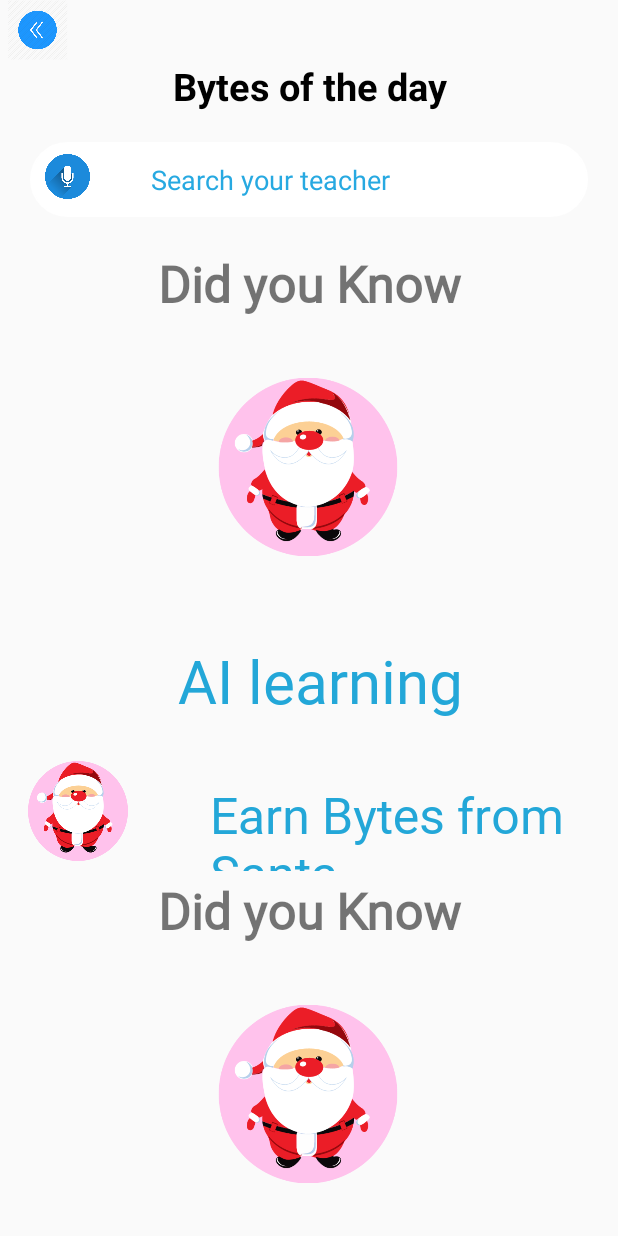
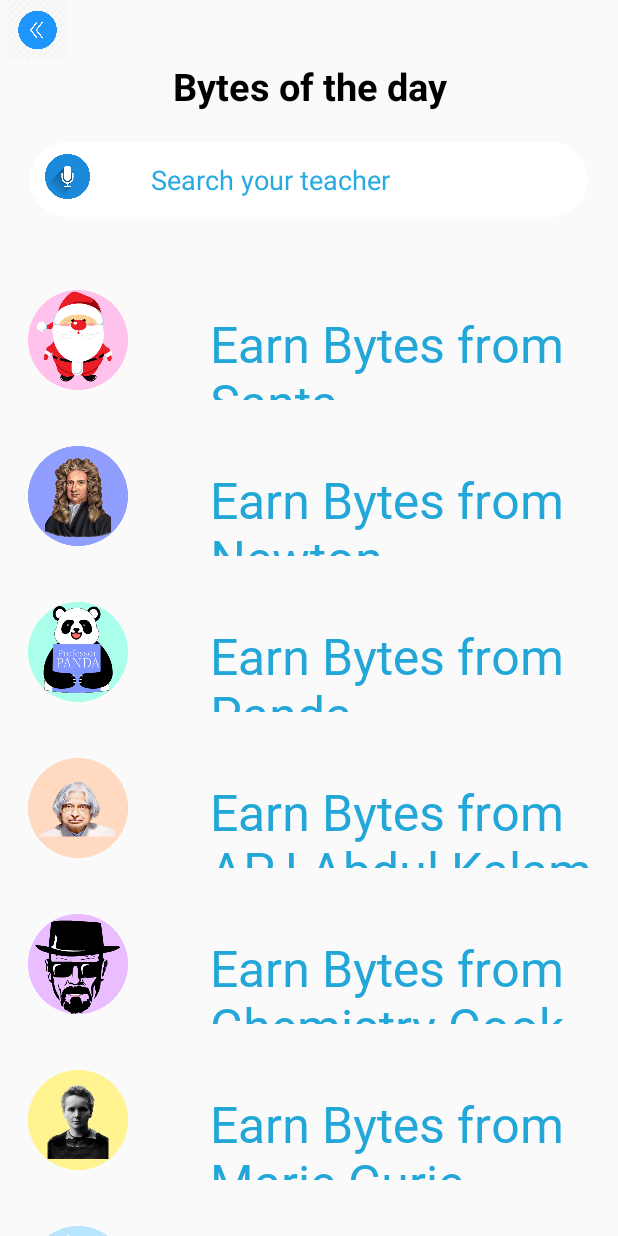
Before and after one commit to MonishaElango/project, an Android app: the StoriesActivity screen opened directly, with no data from a screen before it, on a phone screen of 412 x 824 dp. Run offline under Robolectric (Android 15) with nearby library versions, the phone set to English and light mode, and no system bars; our stand-ins replace ButterKnife.

Commit message:
My new project

```diff
--- a/app/src/main/java/com/hertzai/hevolve/adapter/HeaderStoriesAdapter.java
+++ b/app/src/main/java/com/hertzai/hevolve/adapter/HeaderStoriesAdapter.java
@@ -53,7 +53,7 @@ public class HeaderStoriesAdapter extends RecyclerView.Adapter<HeaderStoriesAdap
 
     @Override
     public int getItemCount() {
-        return headerList.size();
+        return 0;
     }
 
     public class ViewHolder extends RecyclerView.ViewHolder {
```
